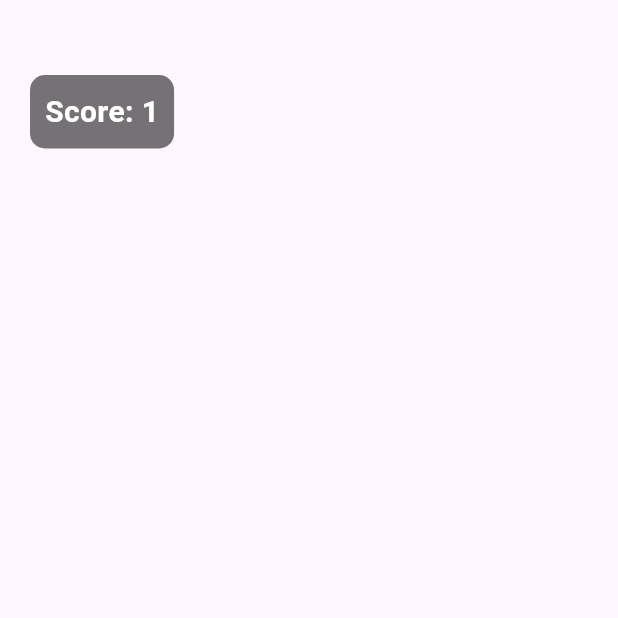
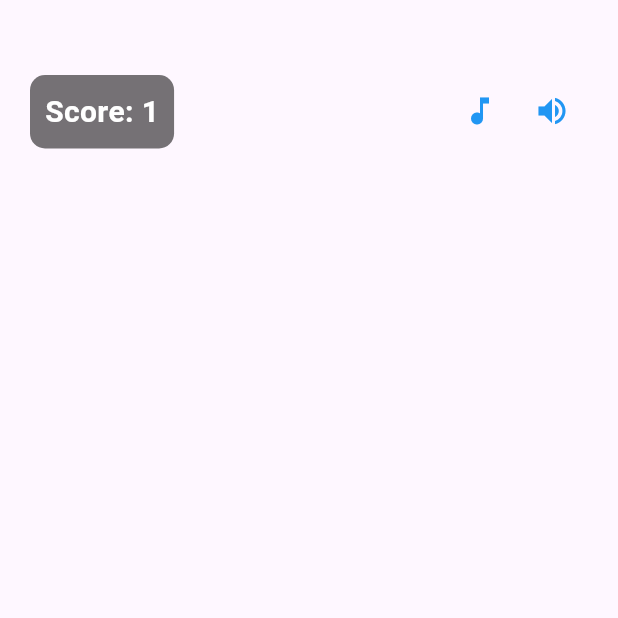
Before and after one commit to muhamadayeshaaulia/semester_6.1, a Flutter app: the screen it shows after launch, on a phone screen of 412 x 824 dp, the top half of it. Run offline on Flutter 3.47's test engine with Material 3 defaults, Android fonts, the light colour scheme and no system bars.

Commit message:
membuat icon button untuk musik dan volume

```diff
--- a/lib/game/screen.dart
+++ b/lib/game/screen.dart
@@ -37,6 +37,26 @@ class _GameScreenState extends State<GameScreen> {
               ),
             ),
           ),
+          Positioned(
+            top:50,
+            right:20,
+            child: Row(
+              children: [
+                IconButton(
+                  icon: const Icon(Icons.music_note, color: Colors.blue),
+                  onPressed: () {
+
+                  },
+                ),
+                IconButton(
+                  icon: const Icon(Icons.volume_up, color: Colors.blue),
+                  onPressed: () {
+
+                  },
+                ),
+              ],
+            )
+          )
         ],
       ),
     );
```
